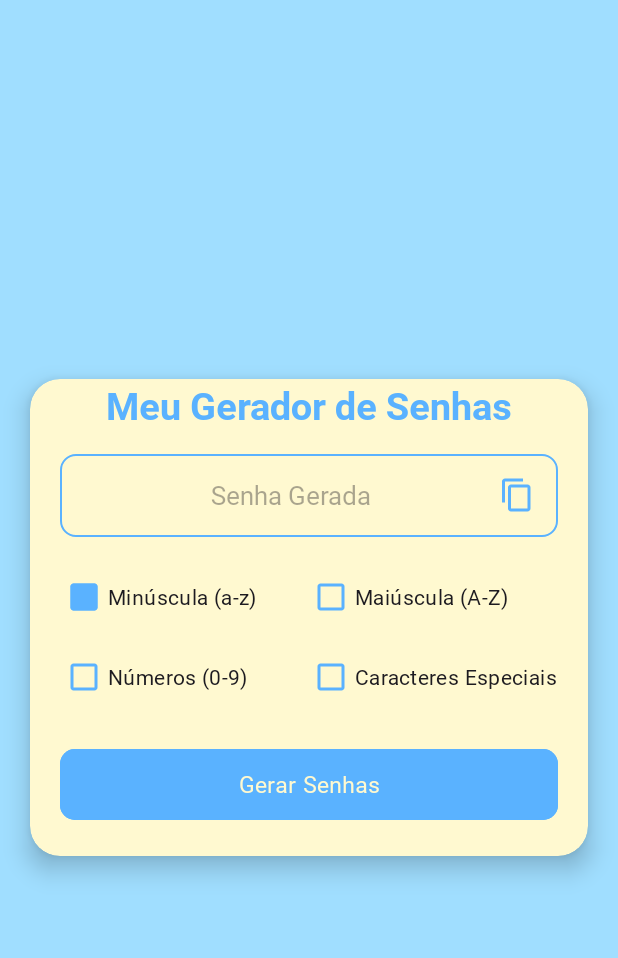
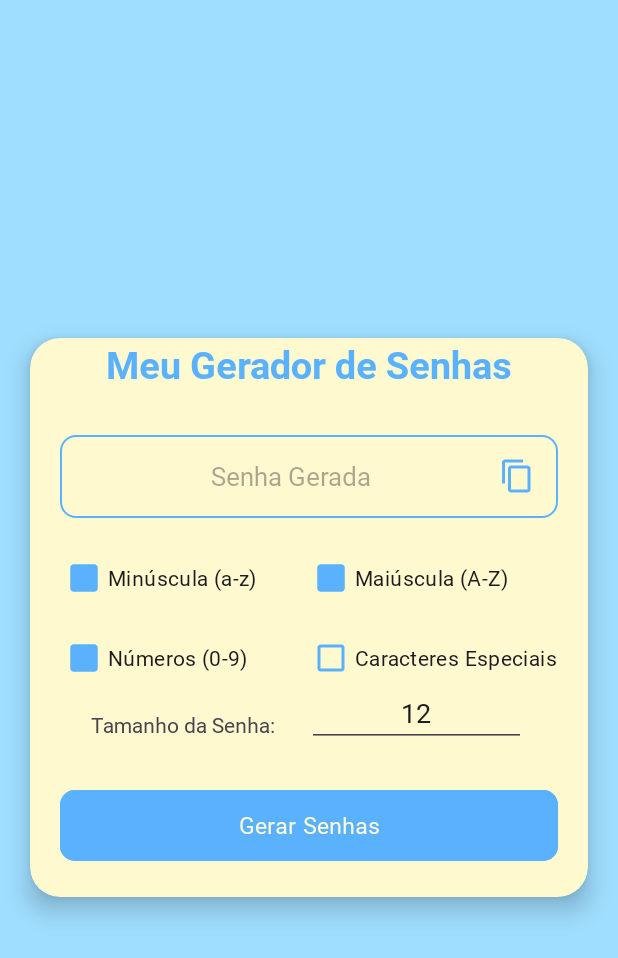
Before and after one commit to mstewart796/MinhasSenhas, an Android app: the screen it shows after launch (MainActivity), on a phone screen of 412 x 824 dp. Shown: the top 958 px of the screen. Run offline under Robolectric (Android 15) with nearby library versions, the phone set to English and light mode, and no system bars.

Commit message:
Added UI for choosing password size - logic not yet implemented

```diff
--- a/app/src/main/res/layout/activity_main.xml
+++ b/app/src/main/res/layout/activity_main.xml
@@ -40,7 +40,7 @@
                 android:layout_width="match_parent"
                 android:layout_height="55dp"
                 android:layout_marginHorizontal="20dp"
-                android:layout_marginTop="15dp"
+                android:layout_marginTop="30dp"
                 android:gravity="center"
                 android:fontFamily="@font/ubuntusans"
                 android:hint="@string/senha"
@@ -69,6 +69,7 @@
                 android:layout_height="wrap_content"
                 android:fontFamily="@font/ubuntusans"
                 android:text="@string/maiuscula"
+                android:checked="true"
                 android:buttonTint="#5AB2FF"
                 app:layout_constraintEnd_toEndOf="@id/tvSenha"
                 app:layout_constraintStart_toEndOf="@id/caixaMinuscula"
@@ -81,6 +82,7 @@
                 android:layout_marginTop="5dp"
                 android:fontFamily="@font/ubuntusans"
                 android:text="@string/numero"
+                android:checked="true"
                 android:buttonTint="#5AB2FF"
                 app:layout_constraintStart_toStartOf="@id/caixaMinuscula"
                 app:layout_constraintTop_toBottomOf="@id/caixaMinuscula"/>
@@ -97,6 +99,32 @@
                 app:layout_constraintStart_toStartOf="@id/caixaMaiuscula"
                 app:layout_constraintTop_toBottomOf="@id/caixaMaiuscula"/>
 
+            <TextView
+                android:layout_width="wrap_content"
+                android:layout_height="wrap_content"
+                android:layout_marginStart="20dp"
+                android:layout_marginTop="5dp"
+                android:fontFamily="@font/ubuntusans"
+                android:gravity="right"
+                android:paddingTop="5dp"
+                android:text="@string/tamanhoText"
+                app:layout_constraintStart_toStartOf="@id/caixaNumeros"
+                app:layout_constraintTop_toBottomOf="@id/caixaNumeros" />
+
+            <EditText
+                android:id="@+id/escolherTamanho"
+                android:inputType="numberDecimal"
+                android:gravity="center_horizontal"
+                android:paddingTop="0dp"
+                android:layout_width="0dp"
+                android:layout_weight="2"
+                android:fontFamily="@font/ubuntusans"
+                android:layout_height="wrap_content"
+                android:text="@string/tamanhoDigito"
+                android:hint="Digite o tamanho"
+                app:layout_constraintStart_toStartOf="@id/caixaEspecial"
+                app:layout_constraintTop_toBottomOf="@id/caixaEspecial"/>
+
             <com.google.android.material.button.MaterialButton
                 android:id="@+id/butaoGerador"
                 android:layout_width="match_parent"
@@ -111,7 +139,7 @@
                 android:layout_marginHorizontal="20dp"
                 android:backgroundTint="#5AB2FF"
                 app:layout_constraintTop_toBottomOf="@id/caixaEspecial"
-                android:layout_marginTop="20dp"/>
+                android:layout_marginTop="60dp"/>
 
 
         </androidx.constraintlayout.widget.ConstraintLayout>
--- a/app/src/main/res/values/strings.xml
+++ b/app/src/main/res/values/strings.xml
@@ -7,4 +7,6 @@
     <string name="maiuscula">Maiúscula (A-Z)</string>
     <string name="especial">Caracteres Especiais</string>
     <string name="gerar">Gerar Senhas</string>
+    <string name="tamanhoText">Tamanho da Senha:</string>
+    <string name="tamanhoDigito">12</string>
 </resources>
```
